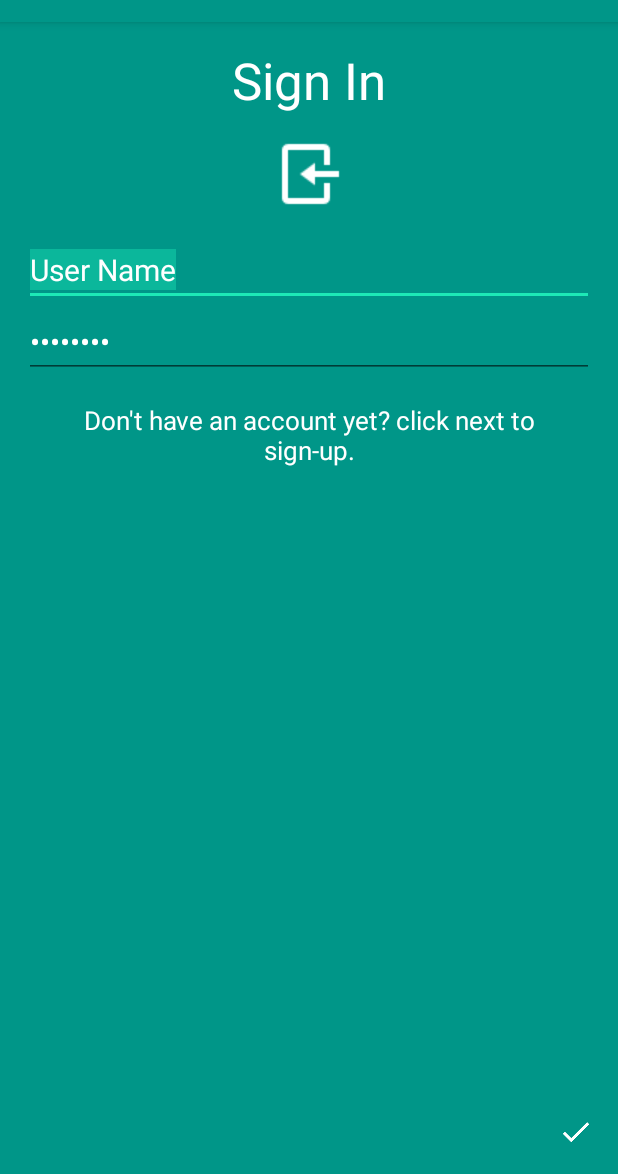
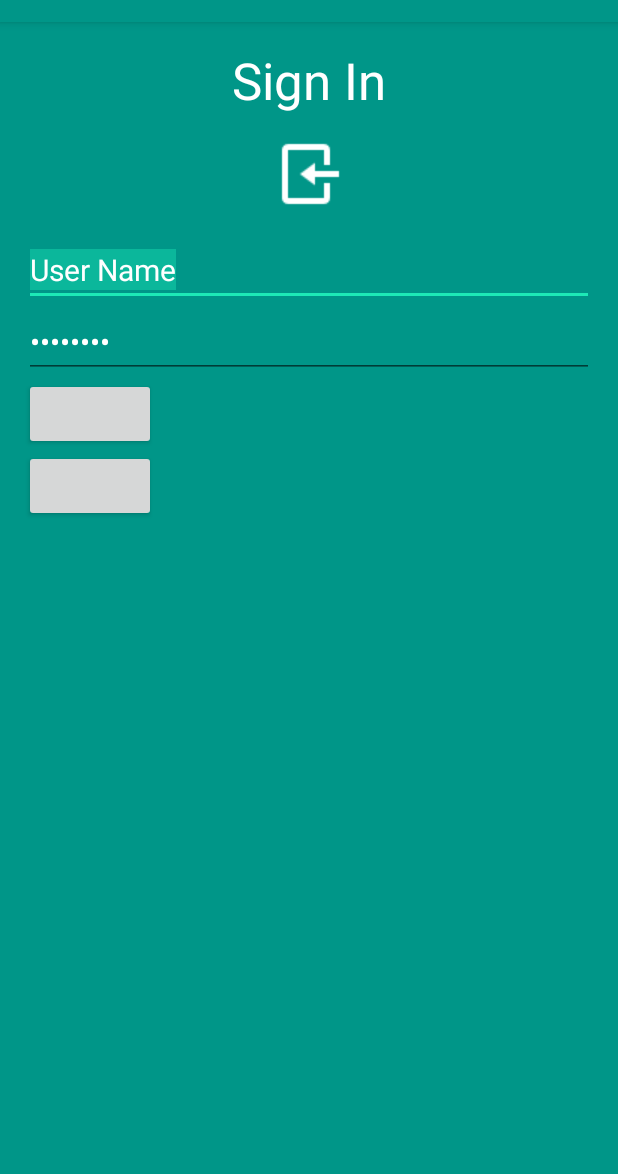
Before and after one commit to BenyKammoun/Java_Project_2016, an Android app: the screen it shows after launch (LogInActivity), on a phone screen of 412 x 824 dp, the part 62-1236 px from its top. Run offline under Robolectric (Android 15) with nearby library versions, the phone set to English and light mode, and no system bars.

Commit message:
Push of: 22/12/2016 at: 17:32

```diff
--- a/app/src/main/AndroidManifest.xml
+++ b/app/src/main/AndroidManifest.xml
@@ -20,7 +20,7 @@
             android:name=".controller.Wellcome"
             android:configChanges="orientation|keyboardHidden|screenSize"
             android:label="@string/title_activity_wellcome"
-            android:theme="@style/FullscreenTheme"></activity>
+            android:theme="@style/FullscreenTheme" />
     </application>
 
 </manifest>
--- a/app/src/main/res/layout/activity_add_activity.xml
+++ /dev/null
@@ -1,6 +0,0 @@
-<?xml version="1.0" encoding="utf-8"?>
-<LinearLayout xmlns:android="http://schemas.android.com/apk/res/android"
-    android:orientation="vertical" android:layout_width="match_parent"
-    android:layout_height="match_parent">
-
-</LinearLayout>
--- a/app/src/main/res/layout/activity_add_business.xml
+++ /dev/null
@@ -1,6 +0,0 @@
-<?xml version="1.0" encoding="utf-8"?>
-<LinearLayout xmlns:android="http://schemas.android.com/apk/res/android"
-    android:orientation="vertical" android:layout_width="match_parent"
-    android:layout_height="match_parent">
-
-</LinearLayout>
--- a/app/src/main/res/layout/activity_log_in.xml
+++ b/app/src/main/res/layout/activity_log_in.xml
@@ -39,20 +39,18 @@
         android:text="@string/passwd"
         android:inputType="textPassword" />
 
-    <TextView
-        android:layout_below="@+id/passwd_input"
-        style="@style/SecondaryTextView"
-        android:text="@string/lgn_msg" />
-
-    <ImageView
-        android:id="@+id/reg_btn"
+    <Button
+        android:id="@+id/in_bttn"
+        android:layout_below="@id/passwd_input"
         android:layout_width="wrap_content"
         android:layout_height="wrap_content"
-        android:layout_alignParentBottom="true"
-        android:layout_alignParentRight="true"
-        android:layout_alignParentEnd="true"
-        android:src="@mipmap/ic_done_white_24dp"
-        android:contentDescription="@string/nxt_dscpn"
-        android:onClick="signUpClick" />
+        android:onClick="signInClick"/>
+
+    <Button
+        android:id="@+id/reg_bttn"
+        android:layout_below="@id/in_bttn"
+        android:layout_width="wrap_content"
+        android:layout_height="wrap_content"
+        android:onClick="signUpClick"/>
 
 </RelativeLayout>
--- a/app/src/main/res/layout/activity_wellcome.xml
+++ b/app/src/main/res/layout/activity_wellcome.xml
@@ -2,7 +2,7 @@
     xmlns:tools="http://schemas.android.com/tools"
     android:layout_width="match_parent"
     android:layout_height="match_parent"
-    android:background="#0099cc"
+    android:background="@color/colorPrimary"
     tools:context="com.a2016.proj.bensimhon.kamoun.java_project_2016.controller.Wellcome">
 
     <!-- The primary full-screen view. This can be replaced with whatever view
@@ -23,7 +23,7 @@
          android:fitsSystemWindows. -->
     <FrameLayout
         android:layout_width="match_parent"
-        android:layout_height="match_parent"
+        android:layout_height="509dp"
         android:fitsSystemWindows="true">
 
         <LinearLayout
--- a/app/src/main/res/values/strings.xml
+++ b/app/src/main/res/values/strings.xml
@@ -14,11 +14,13 @@
 
     <!-- Button strings -->
     <string name="register">Sign Up</string>
+    <string name="add">Add</string>
 
     <!-- Image Descriptions -->
     <string name="lgn_dscptn">Log In icon</string>
     <string name="sgnp_dscptn">Sign Up icon</string>
     <string name="nxt_dscpn">Next Icon</string>
+    <string name="bsnss_img_dscptn">Business Image</string>
 
     <string name="title_activity_wellcome">Wellcome</string>
     <string name="dummy_button">Dummy Button</string>
```
Also changed, not shown: app/src/main/res/layout/activity_main.xml (+21 -0 lines).
